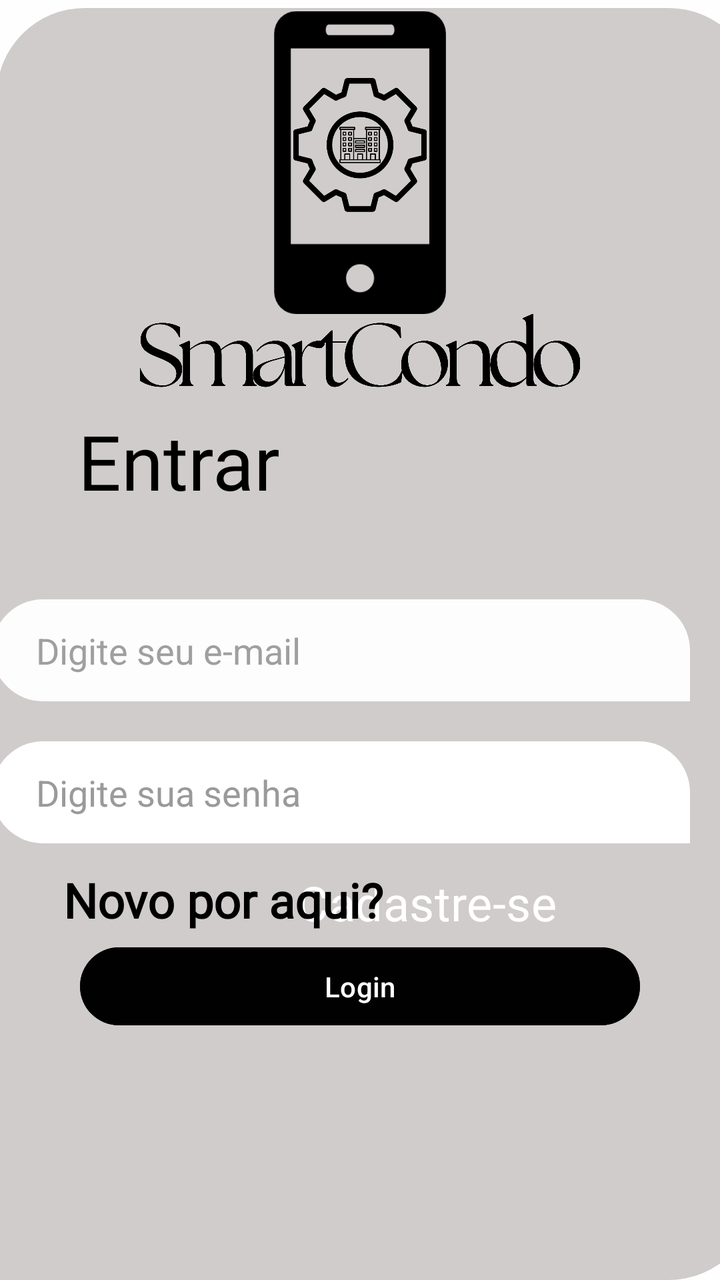
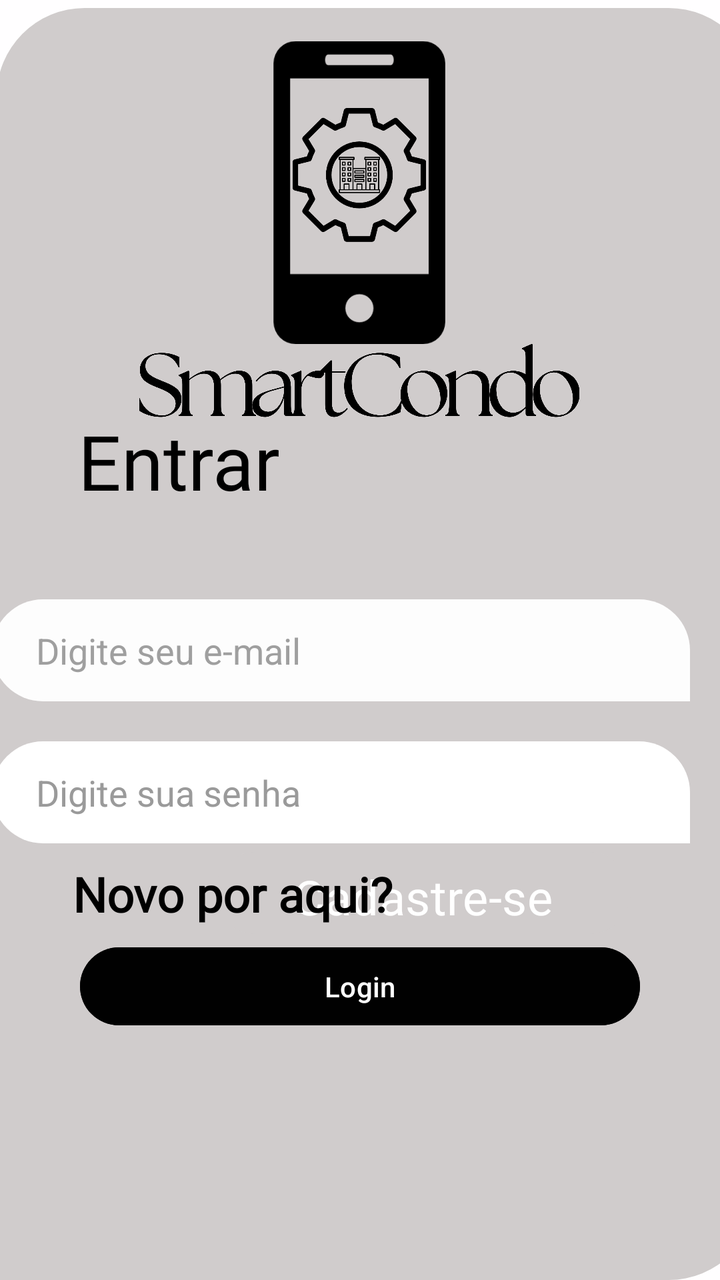

The first picture is an Android layout as it rendered before a commit; the second is the same layout after the commit. The layout source and the unified diff follow.
<!-- AndroidManifest.xml: application theme Theme.LoginApp -->
<!-- res/layout/activity_main.xml -->
<?xml version="1.0" encoding="utf-8"?>
<androidx.constraintlayout.widget.ConstraintLayout xmlns:android="http://schemas.android.com/apk/res/android"
    xmlns:app="http://schemas.android.com/apk/res-auto"
    xmlns:tools="http://schemas.android.com/tools"
    android:id="@+id/main"
    android:layout_width="match_parent"
    android:layout_height="match_parent"
    android:background="#EEA09898"
    android:backgroundTint="#EEFFFFFF"
    tools:context=".MainActivity">

    <View
        android:id="@+id/view"
        android:layout_width="396dp"
        android:layout_height="636dp"
        android:background="?android:attr/fastScrollPreviewBackgroundLeft"
        android:backgroundTint="#D0CCCC"
        app:layout_constraintBottom_toBottomOf="parent"
        app:layout_constraintEnd_toEndOf="parent"
        app:layout_constraintStart_toStartOf="parent"
        app:layout_constraintTop_toTopOf="parent"
        app:layout_constraintVertical_bias="1.0" />

    <TextView
        android:id="@+id/textView"
        android:layout_width="wrap_content"
        android:layout_height="wrap_content"
        android:fontFamily="@font/cormorant_bold"
        android:text="Entrar"
        android:textColor="#000000"
        android:textSize="38sp"
        app:layout_constraintBottom_toBottomOf="parent"
        app:layout_constraintEnd_toEndOf="parent"
        app:layout_constraintHorizontal_bias="0.15"
        app:layout_constraintStart_toStartOf="parent"
        app:layout_constraintTop_toTopOf="parent"
        app:layout_constraintVertical_bias="0.348" />

    <EditText
        android:id="@+id/emaillogin"
        android:layout_width="365dp"
        android:layout_height="51dp"
        android:layout_marginTop="44dp"
        android:background="?android:attr/fastScrollPreviewBackgroundRight"
        android:backgroundTint="#FDFDFD"
        android:ems="10"
        android:hint="Digite seu e-mail"
        android:inputType="text"
        android:textColorHint="#C2818181"
        app:layout_constraintEnd_toEndOf="parent"
        app:layout_constraintHorizontal_bias="0.869"
        app:layout_constraintStart_toStartOf="parent"
        app:layout_constraintTop_toBottomOf="@+id/textView" />

    <EditText
        android:id="@+id/senhalogin"
        android:layout_width="365dp"
        android:layout_height="51dp"
        android:layout_marginTop="20dp"
        android:background="?android:attr/fastScrollPreviewBackgroundRight"
        android:backgroundTint="#FFFFFF"
        android:ems="10"
        android:hint="Digite sua senha"
        android:inputType="textPassword"
        android:textColorHint="#CC818181"
        app:layout_constraintEnd_toEndOf="parent"
        app:layout_constraintHorizontal_bias="0.869"
        app:layout_constraintStart_toStartOf="parent"
        app:layout_constraintTop_toBottomOf="@+id/emaillogin" />

    <Button
        android:id="@+id/Loginbot"
        android:layout_width="0dp"
        android:layout_height="47dp"
        android:layout_marginLeft="40dp"
        android:layout_marginTop="48dp"
        android:layout_marginRight="40dp"
        android:backgroundTint="#EE000000"
        android:elevation="@dimen/cardview_compat_inset_shadow"
        android:text="Login"
        android:textColor="#FFFFFF"
        app:layout_constraintEnd_toEndOf="parent"
        app:layout_constraintStart_toStartOf="parent"
        app:layout_constraintTop_toBottomOf="@+id/senhalogin" />

    <Button
        android:id="@+id/Loginbot2"
        android:layout_width="208dp"
        android:layout_height="49dp"
        android:layout_marginBottom="5dp"
        android:backgroundTint="#D0CCCC"
        android:fontFamily="@font/cormorant_bold"
        android:text="Cadastre-se"
        android:textColor="#FFFFFF"
        android:textColorLink="#D0CCCC"
        android:textSize="24sp"
        app:layout_constraintBottom_toBottomOf="parent"
        app:layout_constraintEnd_toEndOf="parent"
        app:layout_constraintHorizontal_bias="0.719"
        app:layout_constraintStart_toStartOf="parent"
        app:layout_constraintTop_toTopOf="parent"
        app:layout_constraintVertical_bias="0.725" />

    <ImageView
        android:id="@+id/imageView10"
        android:layout_width="220dp"
        android:layout_height="220dp"
        android:scaleType="fitXY"
        app:layout_constraintBottom_toBottomOf="parent"
        app:layout_constraintEnd_toEndOf="parent"
        app:layout_constraintStart_toStartOf="parent"
        app:layout_constraintTop_toTopOf="parent"
        app:layout_constraintVertical_bias="0.0"
        app:srcCompat="@drawable/oii" />

    <TextView
        android:id="@+id/textView2"
        android:layout_width="163dp"
        android:layout_height="41dp"
        android:layout_marginBottom="1dp"
        android:fontFamily="@font/cormorant_bold"
        android:text="Novo por aqui?"
        android:textColor="#000000"
        android:textSize="24sp"
        android:textStyle="bold"
        app:layout_constraintBottom_toBottomOf="parent"
        app:layout_constraintEnd_toEndOf="parent"
        app:layout_constraintHorizontal_bias="0.161"
        app:layout_constraintStart_toStartOf="parent"
        app:layout_constraintTop_toTopOf="parent"
        app:layout_constraintVertical_bias="0.725" />


</androidx.constraintlayout.widget.ConstraintLayout>
<!-- resources referenced by this layout -->
<resources>
  <!-- drawable oii: png bitmap (drawable, 212457 bytes) -->
  <style name="Theme.LoginApp" parent="Base.Theme.LoginApp" />
  <style name="Base.Theme.LoginApp" parent="Theme.Material3.DayNight.NoActionBar">
          
          
      </style>
</resources>

<!-- the commit's change to res/layout/activity_main.xml (unified diff, before → after) -->
@@ -96,10 +96,10 @@
         android:textSize="24sp"
         app:layout_constraintBottom_toBottomOf="parent"
         app:layout_constraintEnd_toEndOf="parent"
-        app:layout_constraintHorizontal_bias="0.719"
+        app:layout_constraintHorizontal_bias="0.707"
         app:layout_constraintStart_toStartOf="parent"
         app:layout_constraintTop_toTopOf="parent"
-        app:layout_constraintVertical_bias="0.725" />
+        app:layout_constraintVertical_bias="0.72" />
 
     <ImageView
         android:id="@+id/imageView10"
@@ -108,9 +108,10 @@
         android:scaleType="fitXY"
         app:layout_constraintBottom_toBottomOf="parent"
         app:layout_constraintEnd_toEndOf="parent"
+        app:layout_constraintHorizontal_bias="0.497"
         app:layout_constraintStart_toStartOf="parent"
         app:layout_constraintTop_toTopOf="parent"
-        app:layout_constraintVertical_bias="0.0"
+        app:layout_constraintVertical_bias="0.036"
         app:srcCompat="@drawable/oii" />
 
     <TextView
@@ -125,10 +126,10 @@
         android:textStyle="bold"
         app:layout_constraintBottom_toBottomOf="parent"
         app:layout_constraintEnd_toEndOf="parent"
-        app:layout_constraintHorizontal_bias="0.161"
+        app:layout_constraintHorizontal_bias="0.185"
         app:layout_constraintStart_toStartOf="parent"
         app:layout_constraintTop_toTopOf="parent"
-        app:layout_constraintVertical_bias="0.725" />
+        app:layout_constraintVertical_bias="0.72" />
 
 
 </androidx.constraintlayout.widget.ConstraintLayout>
